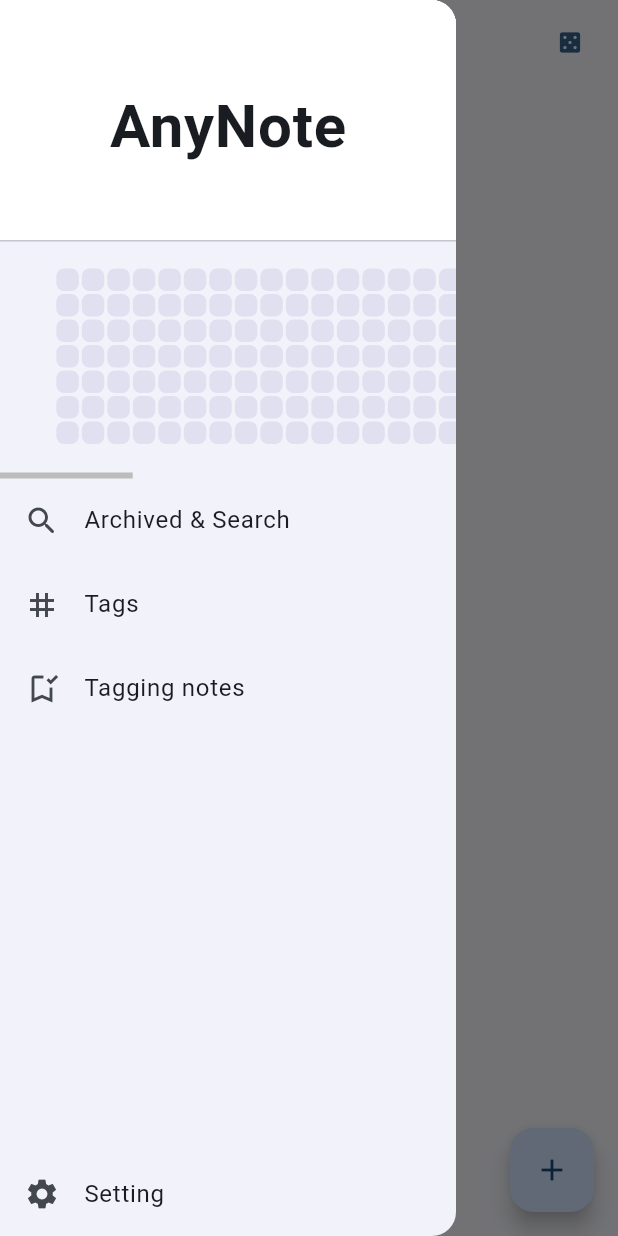
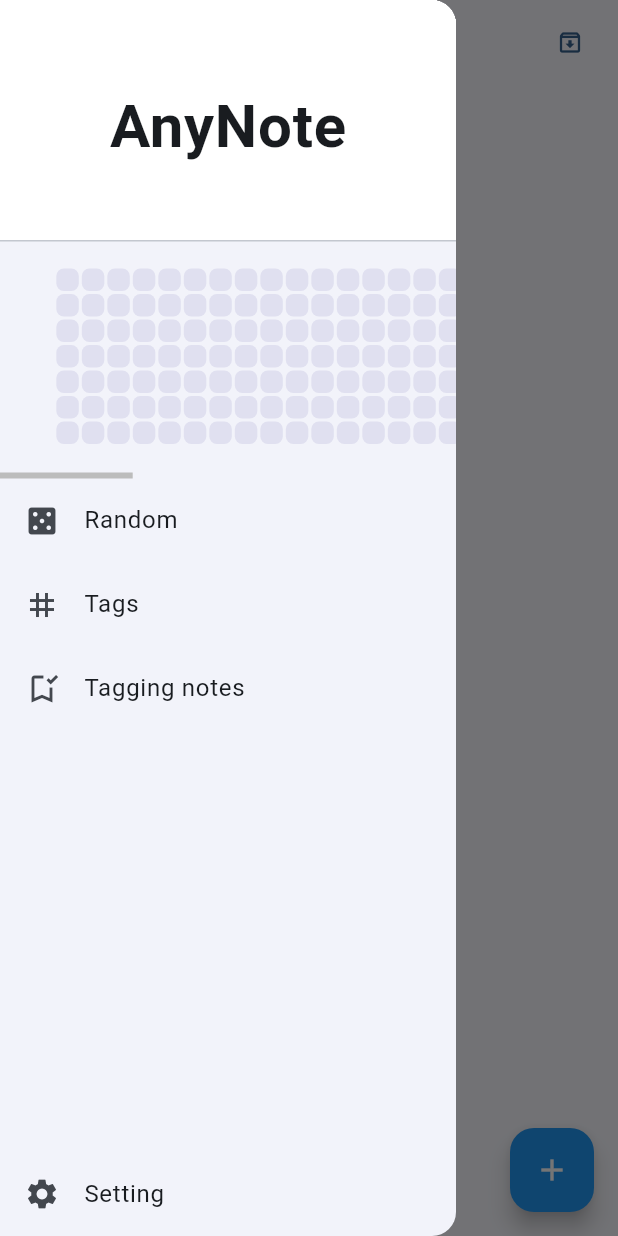
Before and after one commit to ychisbest/AnyNote, a Flutter app: the NerrowHome screen opened directly, with the side drawer open, on a phone screen of 412 x 824 dp. Run offline on Flutter 3.47's test engine with Material 3 defaults, Android fonts, the phone set to English and light mode, and no system bars; our stand-ins replace dio, flutter_keyboard_visibility, get, shared_preferences; missing offline and left inert: dart:ffi, dio_brotli_transformer, signalr_netcore, window_manager; accounts and stored records are empty; network calls fail; Roboto replaces fonts that are missing (MyCustomfont).

Commit message:
Tweaked the UI, no other updates. 🎨

```diff
--- a/frontend/anynote/lib/Extension.dart
+++ b/frontend/anynote/lib/Extension.dart
@@ -684,10 +684,10 @@ class CustomMarkdownDisplay extends StatelessWidget {
         overflow: TextOverflow.clip,
         text: TextSpan(
           style: DefaultTextStyle.of(context).style.copyWith(
-              color: Colors.grey[800],
+              color: Colors.grey[700],
               fontSize: mainController.fontSize.toDouble(),
-              letterSpacing: 1,
-              height: lineheight),
+              letterSpacing: 1.2,
+              height: 1.8),
           children: _buildTextSpans(text),
         ),
       ),
--- a/frontend/anynote/lib/main.dart
+++ b/frontend/anynote/lib/main.dart
@@ -135,9 +135,9 @@ class NerrowHome extends StatelessWidget {
           actions: [
             TextButton(
               onPressed: () {
-                Get.to(() => RandomView());
+                Get.to(() => Archiveview());
               },
-              child: const Icon(Icons.casino),
+              child: const Icon(Icons.archive_outlined),
             ),
           ],
         ),
@@ -155,6 +155,8 @@ class NerrowHome extends StatelessWidget {
         ),
         floatingActionButton: Builder(builder: (context) {
           return FloatingActionButton(
+            backgroundColor: Colors.blue,
+            foregroundColor: Colors.white,
             onPressed: () async {
               await Navigator.push(
                   context, MaterialPageRoute(builder: (c) => const EditNotePage()));
@@ -265,11 +267,11 @@ class _BuildDrawerState extends State<BuildDrawer> {
             ),
           ),
           ListTile(
-            leading: const Icon(Icons.search_rounded),
-            title: const Text('Archived & Search'),
+            leading: const Icon(Icons.casino),
+            title: const Text('Random'),
             onTap: () async {
               Get.back();
-              Get.to(() => Archiveview());
+              Get.to(() => RandomView());
             },
           ),
           ListTile(
--- a/version.txt
+++ b/version.txt
@@ -1 +1 @@
-1.0.5
+1.0.6
```
Also changed, not shown: frontend/anynote/lib/views/EditNote.dart (+4 -4 lines), frontend/anynote/lib/views/archieve_list.dart (+38 -28 lines).
